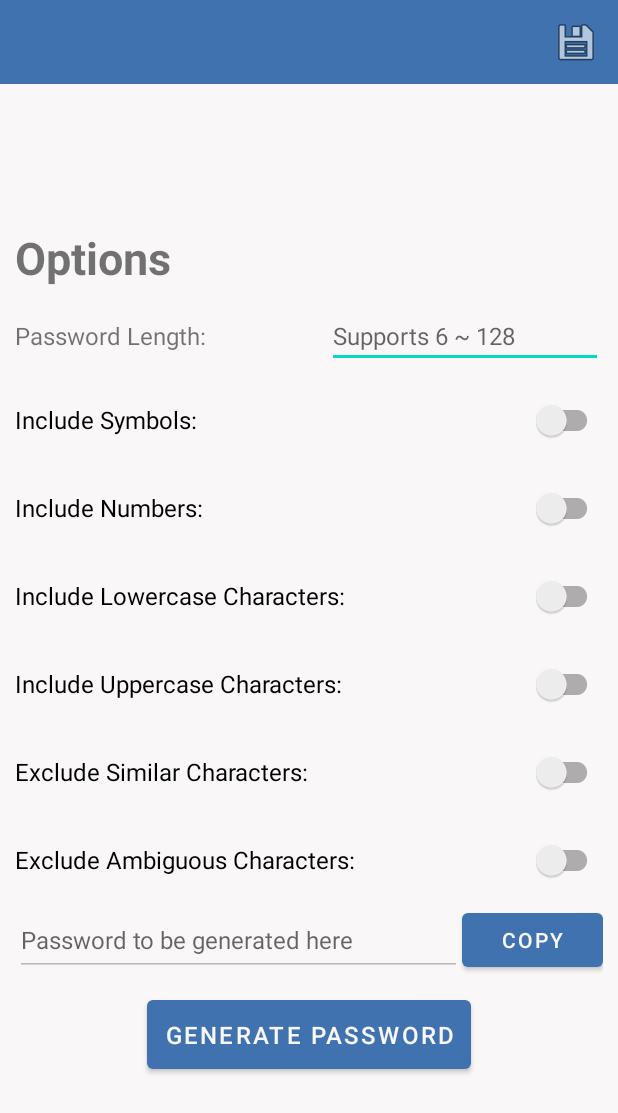
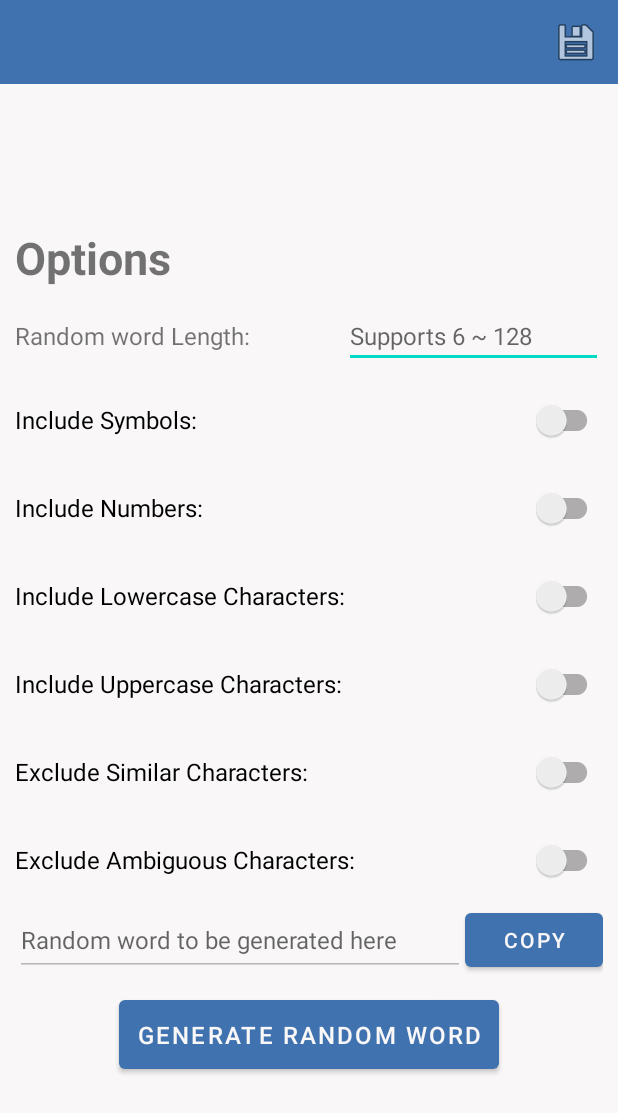
Before and after one commit to gdaegeun539/ToyProj_SimplePWGen, an Android app: the layout activity_main.xml on its own in the app's theme, with its tools: preview values and no code run, on a phone screen of 412 x 824 dp. Shown: the top 1113 px of the screen. Run offline under Robolectric (Android 15) with nearby library versions, the phone set to English and light mode, and no system bars.

Commit message:
일부 문제 수정

```diff
--- a/app/src/main/res/values/strings.xml
+++ b/app/src/main/res/values/strings.xml
@@ -1,19 +1,19 @@
 <resources>
-    <string name="app_name">Password Generator</string>
-    <string name="pw_length">Password Length:</string>
+    <string name="app_name">Random word Generator</string>
+    <string name="pw_length">Random word Length:</string>
     <string name="symbols">Include Symbols:</string>
     <string name="numbers">Include Numbers:</string>
     <string name="lowercase">Include Lowercase Characters:</string>
     <string name="uppercase">Include Uppercase Characters:</string>
     <string name="similar">Exclude Similar Characters:</string>
     <string name="ambiguous">Exclude Ambiguous Characters:</string>
-    <string name="generate_pw">Generate Password</string>
+    <string name="generate_pw">Generate Random word</string>
     <string name="copy">Copy</string>
-    <string name="hint">Password to be generated here</string>
+    <string name="hint">Random word to be generated here</string>
     <string name="hint_length">Supports 6 ~ 128</string>
     <string name="top_settings">Options</string>
     <string name="pattern_not_match">Input length or option not Match!\nCheck the length and options.</string>
-    <string name="generate_successful">Password generation was successful.</string>
+    <string name="generate_successful">Random word generation was successful.</string>
     <string name="clipboard_complete">Copied to clipboard.</string>
     <string name="save_options">Save Options</string>
     <string name="save_toast">Options was saved.</string>
--- a/app/src/main/res/values/themes.xml
+++ b/app/src/main/res/values/themes.xml
@@ -13,7 +13,7 @@
         <item name="android:statusBarColor" tools:targetApi="l">?attr/colorPrimaryVariant</item>
         <!-- Customize your theme here. -->
         <item name="textFillColor">@color/black</item>
-        <item name="android:textColorPrimary">@color/white</item>
+        <item name="android:textColorPrimary">@color/black</item>
         <item name="android:windowBackground">@color/back_light</item>
         <item name="android:navigationBarColor">#00000000</item>
     </style>
```
Also changed, not shown: 1 other file.
